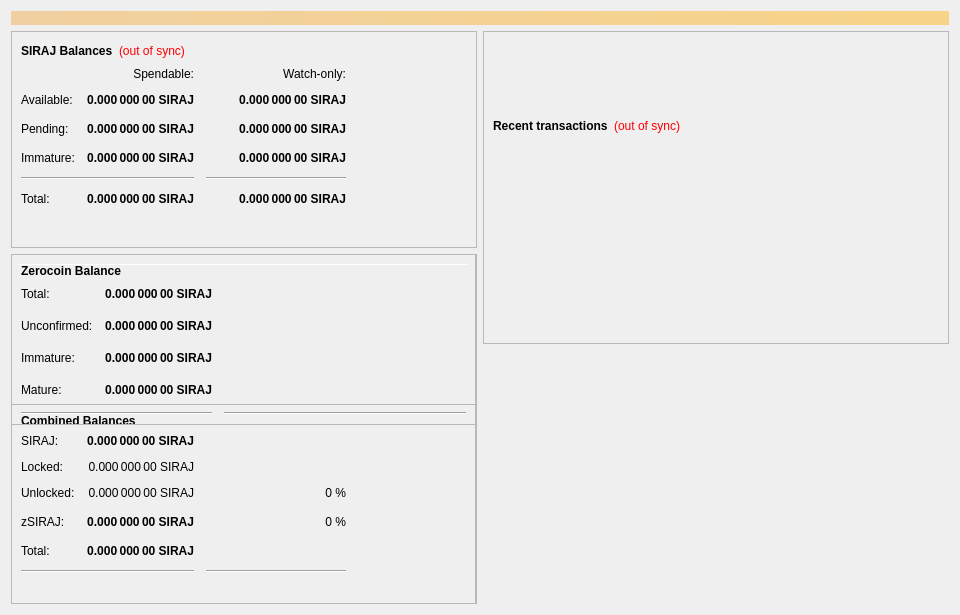
The window that src/qt/forms/overviewpage.ui (spayse/hello_world) describes before a commit, drawn with Qt 5.
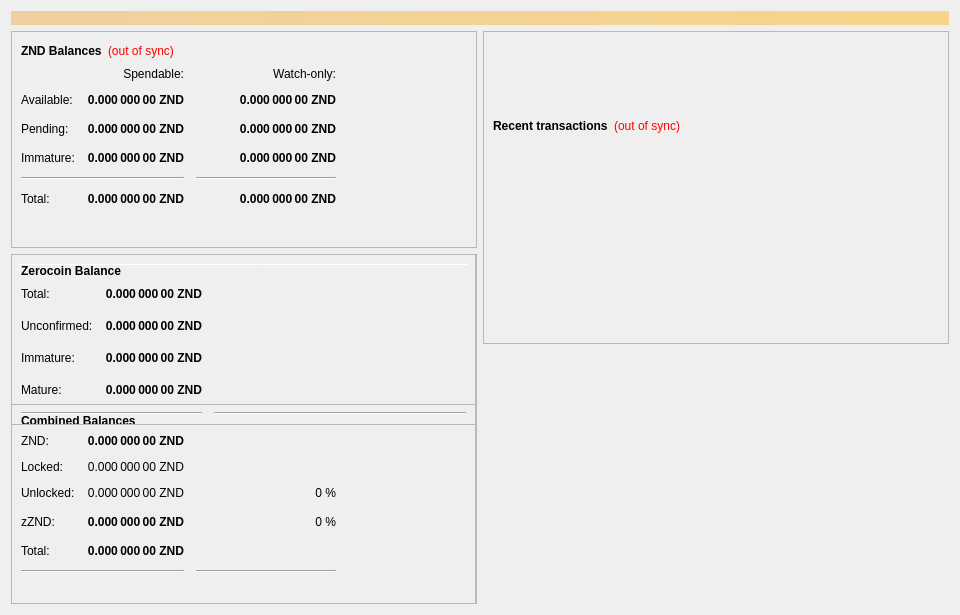
The same window after the commit.

Diff of the .ui file:
```diff
--- a/src/qt/forms/overviewpage.ui
+++ b/src/qt/forms/overviewpage.ui
@@ -60,7 +60,7 @@
                </font>
               </property>
               <property name="text">
-               <string>SIRAJ Balances</string>
+               <string>ZND Balances</string>
               </property>
              </widget>
             </item>
@@ -118,7 +118,7 @@
                <string>Unconfirmed transactions to watch-only addresses</string>
               </property>
               <property name="text">
-               <string notr="true">0.000 000 00 SIRAJ</string>
+               <string notr="true">0.000 000 00 ZND</string>
               </property>
               <property name="alignment">
                <set>Qt::AlignRight|Qt::AlignTrailing|Qt::AlignVCenter</set>
@@ -143,7 +143,7 @@
                <string>Total of transactions that have yet to be confirmed, and do not yet count toward the spendable balance</string>
               </property>
               <property name="text">
-               <string notr="true">0.000 000 00 SIRAJ</string>
+               <string notr="true">0.000 000 00 ZND</string>
               </property>
               <property name="alignment">
                <set>Qt::AlignRight|Qt::AlignTrailing|Qt::AlignVCenter</set>
@@ -168,7 +168,7 @@
                <string>Staked or masternode rewards in watch-only addresses that has not yet matured</string>
               </property>
               <property name="text">
-               <string notr="true">0.000 000 00 SIRAJ</string>
+               <string notr="true">0.000 000 00 ZND</string>
               </property>
               <property name="alignment">
                <set>Qt::AlignRight|Qt::AlignTrailing|Qt::AlignVCenter</set>
@@ -226,7 +226,7 @@
                <string>Staked or masternode rewards that has not yet matured</string>
               </property>
               <property name="text">
-               <string notr="true">0.000 000 00 SIRAJ</string>
+               <string notr="true">0.000 000 00 ZND</string>
               </property>
               <property name="alignment">
                <set>Qt::AlignRight|Qt::AlignTrailing|Qt::AlignVCenter</set>
@@ -271,7 +271,7 @@
                <string>Your current total balance</string>
               </property>
               <property name="text">
-               <string notr="true">0.000 000 00 SIRAJ</string>
+               <string notr="true">0.000 000 00 ZND</string>
               </property>
               <property name="alignment">
                <set>Qt::AlignRight|Qt::AlignTrailing|Qt::AlignVCenter</set>
@@ -296,7 +296,7 @@
                <string>Current total balance in watch-only addresses</string>
               </property>
               <property name="text">
-               <string notr="true">0.000 000 00 SIRAJ</string>
+               <string notr="true">0.000 000 00 ZND</string>
               </property>
               <property name="alignment">
                <set>Qt::AlignRight|Qt::AlignTrailing|Qt::AlignVCenter</set>
@@ -338,7 +338,7 @@
                <string>Your current spendable balance</string>
               </property>
               <property name="text">
-               <string notr="true">0.000 000 00 SIRAJ</string>
+               <string notr="true">0.000 000 00 ZND</string>
               </property>
               <property name="alignment">
                <set>Qt::AlignRight|Qt::AlignTrailing|Qt::AlignVCenter</set>
@@ -363,7 +363,7 @@
                <string>Your current balance in watch-only addresses</string>
               </property>
               <property name="text">
-               <string notr="true">0.000 000 00 SIRAJ</string>
+               <string notr="true">0.000 000 00 ZND</string>
               </property>
               <property name="alignment">
                <set>Qt::AlignRight|Qt::AlignTrailing|Qt::AlignVCenter</set>
@@ -963,7 +963,7 @@
                 <string>Total of transactions that have yet to be confirmed, and do not yet count toward the spendable balance</string>
                </property>
                <property name="text">
-                <string notr="true">0.000 000 00 SIRAJ</string>
+                <string notr="true">0.000 000 00 ZND</string>
                </property>
                <property name="alignment">
                 <set>Qt::AlignRight|Qt::AlignTrailing|Qt::AlignVCenter</set>
@@ -988,7 +988,7 @@
                 <string>Total Balance, including unconfirmed and immature coins.</string>
                </property>
                <property name="text">
-                <string notr="true">0.000 000 00 SIRAJ</string>
+                <string notr="true">0.000 000 00 ZND</string>
                </property>
                <property name="alignment">
                 <set>Qt::AlignRight|Qt::AlignTrailing|Qt::AlignVCenter</set>
@@ -1021,7 +1021,7 @@
              <item row="1" column="0">
               <widget class="QLabel" name="labelBalanceTextz">
                <property name="text">
-                <string>SIRAJ:</string>
+                <string>ZND:</string>
                </property>
               </widget>
              </item>
@@ -1040,7 +1040,7 @@
                 <string>Your current spendable balance</string>
                </property>
                <property name="text">
-                <string notr="true">0.000 000 00 SIRAJ</string>
+                <string notr="true">0.000 000 00 ZND</string>
                </property>
                <property name="alignment">
                 <set>Qt::AlignRight|Qt::AlignTrailing|Qt::AlignVCenter</set>
@@ -1056,7 +1056,7 @@
                 <string/>
                </property>
                <property name="text">
-                <string>zSIRAJ:</string>
+                <string>zZND:</string>
                </property>
               </widget>
              </item>
@@ -1090,7 +1090,7 @@
                 <string>Locked SIRAJ or Masternode collaterals. These are excluded from zSIRAJ minting.</string>
                </property>
                <property name="text">
-                <string>0.000 000 00 SIRAJ</string>
+                <string>0.000 000 00 ZND</string>
                </property>
                <property name="alignment">
                 <set>Qt::AlignRight|Qt::AlignTrailing|Qt::AlignVCenter</set>
@@ -1123,7 +1123,7 @@
                 <string>Unlocked SIRAJs. These can be used for zSIRAJ minting.</string>
                </property>
                <property name="text">
-                <string>0.000 000 00 SIRAJ</string>
+                <string>0.000 000 00 ZND</string>
                </property>
                <property name="alignment">
                 <set>Qt::AlignRight|Qt::AlignTrailing|Qt::AlignVCenter</set>
@@ -1234,7 +1234,7 @@
                 <string>All available zSIRAJ, unconfirmed and immature zSIRAJ included.</string>
                </property>
                <property name="text">
-                <string notr="true">0.000 000 00 SIRAJ</string>
+                <string notr="true">0.000 000 00 ZND</string>
                </property>
                <property name="alignment">
                 <set>Qt::AlignRight|Qt::AlignTrailing|Qt::AlignVCenter</set>
@@ -1312,7 +1312,7 @@
 These zSIRAJ are spendable.</string>
                </property>
                <property name="text">
-                <string>0.000 000 00 SIRAJ</string>
+                <string>0.000 000 00 ZND</string>
                </property>
                <property name="alignment">
                 <set>Qt::AlignRight|Qt::AlignTrailing|Qt::AlignVCenter</set>
@@ -1343,7 +1343,7 @@
 Immature: confirmed, but less than 3 mints of the same denomination after it was minted</string>
                </property>
                <property name="text">
-                <string>0.000 000 00 SIRAJ</string>
+                <string>0.000 000 00 ZND</string>
                </property>
                <property name="alignment">
                 <set>Qt::AlignRight|Qt::AlignTrailing|Qt::AlignVCenter</set>
@@ -1387,7 +1387,7 @@
 Immature: confirmed, but less than 3 mints of the same denomination after it was minted</string>
                </property>
                <property name="text">
-                <string>0.000 000 00 SIRAJ</string>
+                <string>0.000 000 00 ZND</string>
                </property>
                <property name="alignment">
                 <set>Qt::AlignRight|Qt::AlignTrailing|Qt::AlignVCenter</set>
```
Left out of the diff: 22 changed lines with no effect on the pictures.
